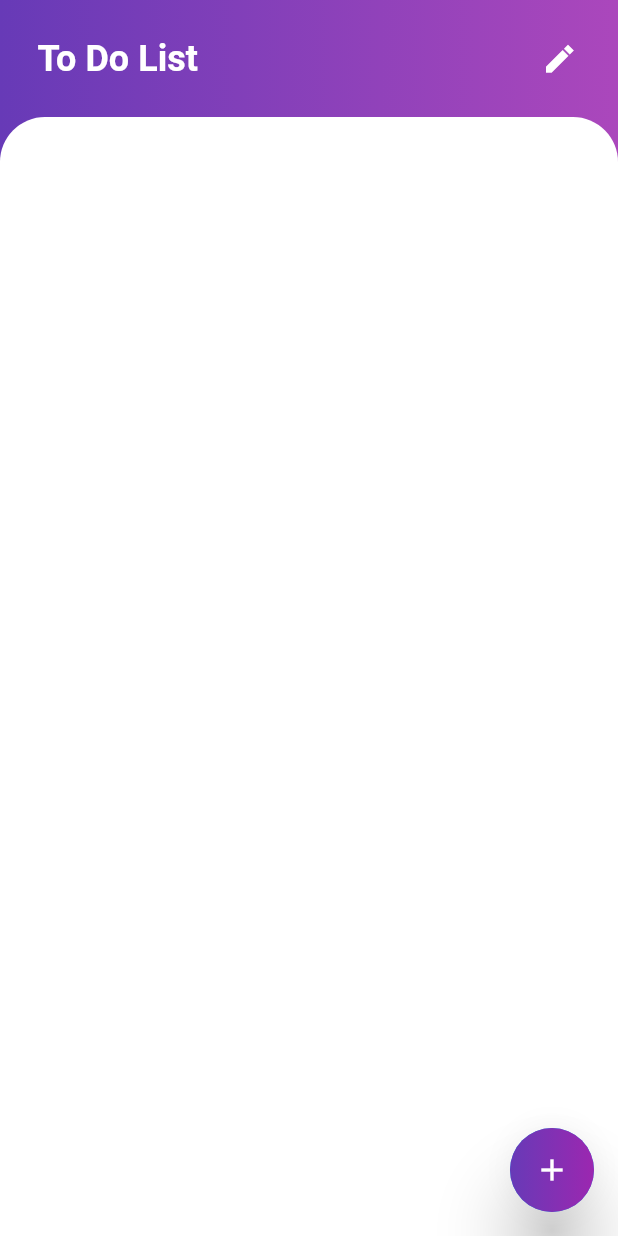
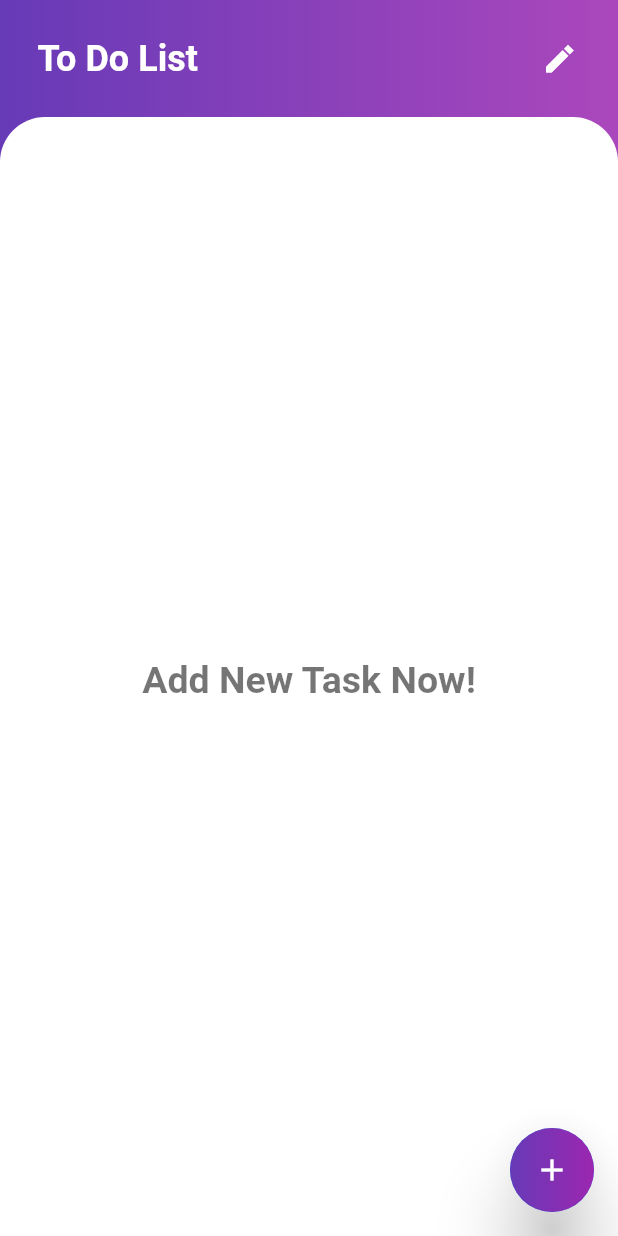
Before and after one commit to IvernNG/To-Do-List, a Flutter app: the screen it shows after launch, on a phone screen of 412 x 824 dp. Run offline on Flutter 3.47's test engine with Material 2 defaults, Android fonts, the phone set to English and light mode, and no system bars; our stand-ins replace cloud_firestore, firebase_core, focused_menu; accounts and stored records are empty.

Commit message:
Order by created time, ascending
Change task order into ascending order by created time.

```diff
--- a/lib/main.dart
+++ b/lib/main.dart
@@ -43,7 +43,7 @@ class _MyHomePageState extends State<MyHomePage> {
   TextEditingController _editController = TextEditingController();
   var fetchData = FirebaseFirestore.instance
       .collection("todolist")
-      .orderBy("createdTime", descending: true)
+      .orderBy("createdTime")
       .snapshots();
   var isEdit = false;
 
@@ -132,6 +132,7 @@ class _MyHomePageState extends State<MyHomePage> {
 
                     return Expanded(
                       child: Container(
+                        width: MediaQuery.of(context).size.width,
                         decoration: const BoxDecoration(
                           color: Colors.white,
                           borderRadius: BorderRadius.only(
@@ -141,10 +142,20 @@ class _MyHomePageState extends State<MyHomePage> {
                         ),
                         child: Padding(
                           padding: const EdgeInsets.fromLTRB(0, 5, 0, 0),
-                          child: isEdit
-                              ? editListView(items)
-                              : listView(
-                                  items), //display normal view or edit view
+                          child: items.isEmpty
+                              ? const Center(
+                                  child: Text(
+                                    "Add New Task Now!",
+                                    style: TextStyle(
+                                      color: Colors.black54,
+                                      fontSize: 25,
+                                      fontWeight: FontWeight.bold,
+                                    ),
+                                  ),
+                                )
+                              : isEdit //display normal view or edit view
+                                  ? editListView(items)
+                                  : listView(items),
                         ),
                       ),
                     );
```
